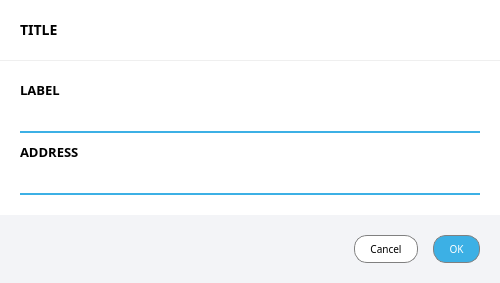
This is src/qt/forms/editaddressdialog.ui in aurovine/AudioCoin as Qt 5 draws it before an edit. The edited form follows.
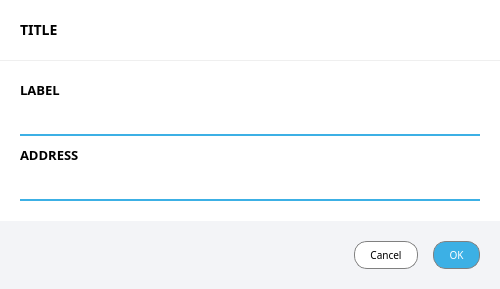
This is the edited form.

Commit message: changes used fonts and sets FaderDialog inheritance

Diff of the .ui file:
```diff
--- a/src/qt/forms/editaddressdialog.ui
+++ b/src/qt/forms/editaddressdialog.ui
@@ -164,6 +164,11 @@
                <height>16777215</height>
               </size>
              </property>
+             <property name="font">
+              <font>
+               <family>Open Sans</family>
+              </font>
+             </property>
              <property name="toolTip">
               <string>The label associated with this address book entry</string>
              </property>
@@ -199,6 +204,11 @@
                <height>16777215</height>
               </size>
              </property>
+             <property name="font">
+              <font>
+               <family>Open Sans</family>
+              </font>
+             </property>
              <property name="toolTip">
               <string>The address associated with this address book entry. This can only be modified for sending addresses.</string>
              </property>
```
Left out of the diff: 6 changed lines with no effect on the pictures. The commit also changes 27 other files.
